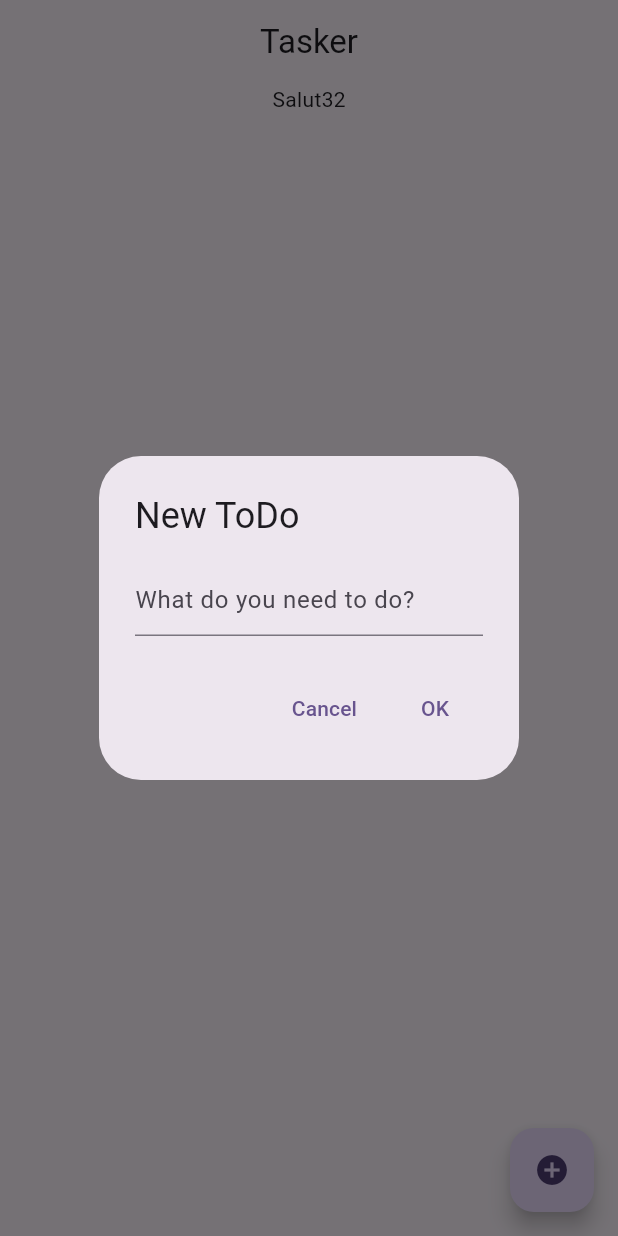
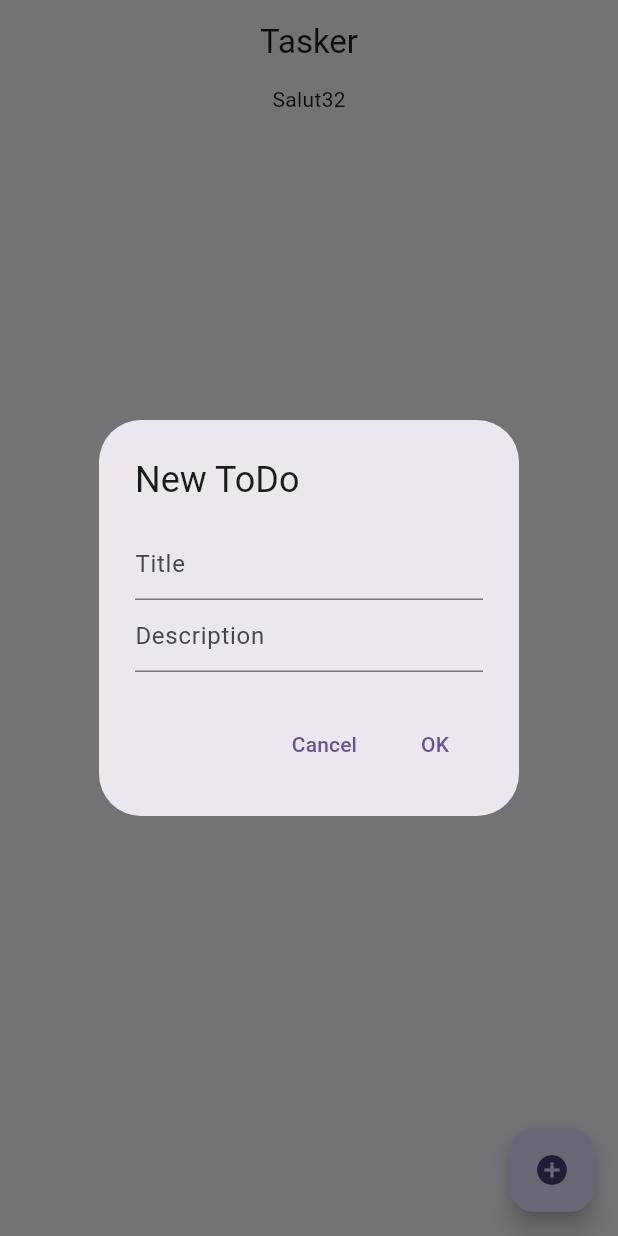
Before and after one commit to judemont/tasker, a Flutter app: the screen it shows after launch, after a tap on the "add circle" icon, on a phone screen of 412 x 824 dp. Run offline on Flutter 3.47's test engine with Material 3 defaults, Android fonts, the phone set to English and light mode, and no system bars; our stand-ins replace sqflite, sqflite_common_ffi; accounts and stored records are empty.

Commit message:
added description field  to the dialog

```diff
--- a/lib/components/buttonNew.dart
+++ b/lib/components/buttonNew.dart
@@ -11,7 +11,8 @@ class FloatingNewButton extends StatelessWidget {
 
   @override
   Widget build(BuildContext context) {
-    var _textFieldController = TextEditingController();
+    var _titleFieldController = TextEditingController();
+    var _descriptionFieldController = TextEditingController();
 
     return FloatingActionButton(
       child: const Icon(Icons.add_circle),
@@ -19,10 +20,20 @@ class FloatingNewButton extends StatelessWidget {
         context: context,
         builder: (context) => AlertDialog(
           title: const Text("New ToDo"),
-          content: TextField(
-            controller: _textFieldController,
-            decoration:
-                const InputDecoration(hintText: "What do you need to do?"),
+          content: Column(
+            mainAxisSize: MainAxisSize.min,
+            children: [
+              TextField(
+                controller: _titleFieldController,
+                decoration: const InputDecoration(hintText: "Title"),
+              ),
+              TextField(
+                keyboardType: TextInputType.multiline,
+                maxLines: null,
+                controller: _descriptionFieldController,
+                decoration: const InputDecoration(hintText: "Description"),
+              ),
+            ],
           ),
           actions: [
             TextButton(
@@ -31,10 +42,10 @@ class FloatingNewButton extends StatelessWidget {
             ),
             TextButton(
               onPressed: () {
-                print(_textFieldController.text);
+                print(_titleFieldController.text);
 
                 DatabaseService.createItem(
-                        Todo(content: _textFieldController.text))
+                        Todo(content: _titleFieldController.text))
                     .then((value) {
                   onPressed();
                 });
```
